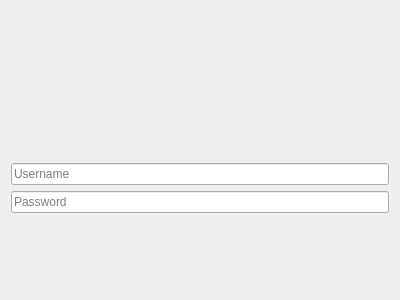
First picture: the form in RealityCore/Source/GUI/Forms/Login.ui, repository Intro-Ventors/Re-Co-Desktop, before the edit.
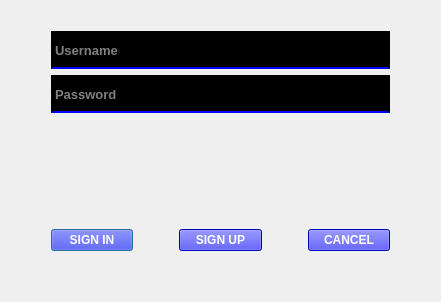
Second picture: the form after the edit.

Commit message: Added the login page.

The edit to the form file:
```diff
--- a/RealityCore/Source/GUI/Forms/Login.ui
+++ b/RealityCore/Source/GUI/Forms/Login.ui
@@ -1,40 +1,182 @@
 <?xml version="1.0" encoding="UTF-8"?>
 <ui version="4.0">
  <class>Login</class>
- <widget class="QWidget" name="Login">
+ <widget class="QDialog" name="Login">
   <property name="geometry">
    <rect>
     <x>0</x>
     <y>0</y>
-    <width>400</width>
-    <height>300</height>
+    <width>441</width>
+    <height>302</height>
    </rect>
   </property>
   <property name="windowTitle">
    <string>Login</string>
   </property>
-  <property name="styleSheet">
-   <string notr="true"/>
-  </property>
-  <layout class="QVBoxLayout" name="verticalLayout">
+  <layout class="QVBoxLayout" name="verticalLayout_3">
    <item>
-    <spacer name="verticalSpacer_3">
-     <property name="orientation">
-      <enum>Qt::Vertical</enum>
+    <widget class="QLabel" name="movie">
+     <property name="text">
+      <string/>
      </property>
-     <property name="sizeHint" stdset="0">
-      <size>
-       <width>20</width>
-       <height>40</height>
-      </size>
+     <property name="alignment">
+      <set>Qt::AlignCenter</set>
      </property>
-    </spacer>
+    </widget>
+   </item>
+   <item>
+    <layout class="QHBoxLayout" name="horizontalLayout_2">
+     <item>
+      <spacer name="horizontalSpacer">
+       <property name="orientation">
+        <enum>Qt::Horizontal</enum>
+       </property>
+       <property name="sizeType">
+        <enum>QSizePolicy::Preferred</enum>
+       </property>
+       <property name="sizeHint" stdset="0">
+        <size>
+         <width>40</width>
+         <height>20</height>
+        </size>
+       </property>
+      </spacer>
+     </item>
+     <item>
+      <layout class="QVBoxLayout" name="verticalLayout_2">
+       <item>
+        <widget class="QLineEdit" name="username">
+         <property name="sizePolicy">
+          <sizepolicy hsizetype="Expanding" vsizetype="Expanding">
+           <horstretch>0</horstretch>
+           <verstretch>0</verstretch>
+          </sizepolicy>
+         </property>
+         <property name="minimumSize">
+          <size>
+           <width>0</width>
+           <height>25</height>
+          </size>
+         </property>
+         <property name="font">
+          <font>
+           <pointsize>10</pointsize>
+           <bold>true</bold>
+          </font>
+         </property>
+         <property name="styleSheet">
+          <string notr="true">QLineEdit {
+	background-color: black;
+	color: white;
+	border-width: 2px;
+	border-style: solid;
+	border-color: black black blue black;
+}</string>
+         </property>
+         <property name="placeholderText">
+          <string>Username</string>
+         </property>
+        </widget>
+       </item>
+       <item>
+        <widget class="QLineEdit" name="password">
+         <property name="sizePolicy">
+          <sizepolicy hsizetype="Expanding" vsizetype="Expanding">
+           <horstretch>0</horstretch>
+           <verstretch>0</verstretch>
+          </sizepolicy>
+         </property>
+         <property name="minimumSize">
+          <size>
+           <width>0</width>
+           <height>25</height>
+          </size>
+         </property>
+         <property name="font">
+          <font>
+           <pointsize>10</pointsize>
+           <bold>true</bold>
+          </font>
+         </property>
+         <property name="styleSheet">
+          <string notr="true">QLineEdit {
+	background-color: black;
+	color: white;
+	border-width: 2px;
+	border-style: solid;
+	border-color: black black blue black;
+}</string>
+         </property>
+         <property name="inputMethodHints">
+          <set>Qt::ImhNone</set>
+         </property>
+         <property name="echoMode">
+          <enum>QLineEdit::Password</enum>
+         </property>
+         <property name="placeholderText">
+          <string>Password</string>
+         </property>
+        </widget>
+       </item>
+      </layout>
+     </item>
+     <item>
+      <spacer name="horizontalSpacer_2">
+       <property name="orientation">
+        <enum>Qt::Horizontal</enum>
+       </property>
+       <property name="sizeType">
+        <enum>QSizePolicy::Preferred</enum>
+       </property>
+       <property name="sizeHint" stdset="0">
+        <size>
+         <width>40</width>
+         <height>20</height>
+        </size>
+       </property>
+      </spacer>
+     </item>
+    </layout>
    </item>
    <item>
     <spacer name="verticalSpacer">
      <property name="orientation">
       <enum>Qt::Vertical</enum>
      </property>
+     <property name="sizeType">
+      <enum>QSizePolicy::Preferred</enum>
+     </property>
+     <property name="sizeHint" stdset="0">
+      <size>
+       <width>20</width>
+       <height>50</height>
+      </size>
+     </property>
+    </spacer>
+   </item>
+   <item>
+    <widget class="QLabel" name="status">
+     <property name="font">
+      <font>
+       <bold>true</bold>
+      </font>
+     </property>
+     <property name="text">
+      <string/>
+     </property>
+     <property name="alignment">
+      <set>Qt::AlignCenter</set>
+     </property>
+    </widget>
+   </item>
+   <item>
+    <spacer name="verticalSpacer_3">
+     <property name="orientation">
+      <enum>Qt::Vertical</enum>
+     </property>
+     <property name="sizeType">
+      <enum>QSizePolicy::Minimum</enum>
+     </property>
      <property name="sizeHint" stdset="0">
       <size>
        <width>20</width>
@@ -44,24 +186,147 @@
     </spacer>
    </item>
    <item>
-    <widget class="QLineEdit" name="username">
-     <property name="placeholderText">
-      <string>Username</string>
+    <layout class="QHBoxLayout">
+     <property name="spacing">
+      <number>6</number>
      </property>
-    </widget>
-   </item>
-   <item>
-    <widget class="QLineEdit" name="password">
-     <property name="placeholderText">
-      <string>Password</string>
-     </property>
-    </widget>
+     <item>
+      <spacer name="horizontalSpacer_4">
+       <property name="orientation">
+        <enum>Qt::Horizontal</enum>
+       </property>
+       <property name="sizeType">
+        <enum>QSizePolicy::Preferred</enum>
+       </property>
+       <property name="sizeHint" stdset="0">
+        <size>
+         <width>40</width>
+         <height>20</height>
+        </size>
+       </property>
+      </spacer>
+     </item>
+     <item>
+      <widget class="QPushButton" name="signIn">
+       <property name="font">
+        <font>
+         <bold>true</bold>
+         <underline>false</underline>
+        </font>
+       </property>
+       <property name="toolTip">
+        <string>Sign in to the application.</string>
+       </property>
+       <property name="styleSheet">
+        <string notr="true">background-color: blue;
+color: white;
+border-width: 0px</string>
+       </property>
+       <property name="text">
+        <string>SIGN IN</string>
+       </property>
+      </widget>
+     </item>
+     <item>
+      <spacer name="horizontalSpacer_5">
+       <property name="orientation">
+        <enum>Qt::Horizontal</enum>
+       </property>
+       <property name="sizeType">
+        <enum>QSizePolicy::Preferred</enum>
+       </property>
+       <property name="sizeHint" stdset="0">
+        <size>
+         <width>40</width>
+         <height>20</height>
+        </size>
+       </property>
+      </spacer>
+     </item>
+     <item>
+      <widget class="QPushButton" name="signUp">
+       <property name="font">
+        <font>
+         <bold>true</bold>
+         <underline>false</underline>
+        </font>
+       </property>
+       <property name="toolTip">
+        <string>Sign up.</string>
+       </property>
+       <property name="styleSheet">
+        <string notr="true">background-color: blue;
+color: white;
+border-width: 0px</string>
+       </property>
+       <property name="text">
+        <string>SIGN UP</string>
+       </property>
+      </widget>
+     </item>
+     <item>
+      <spacer name="horizontalSpacer_6">
+       <property name="orientation">
+        <enum>Qt::Horizontal</enum>
+       </property>
+       <property name="sizeType">
+        <enum>QSizePolicy::Preferred</enum>
+       </property>
+       <property name="sizeHint" stdset="0">
+        <size>
+         <width>40</width>
+         <height>20</height>
+        </size>
+       </property>
+      </spacer>
+     </item>
+     <item>
+      <widget class="QPushButton" name="cancelButton">
+       <property name="font">
+        <font>
+         <bold>true</bold>
+         <underline>false</underline>
+        </font>
+       </property>
+       <property name="toolTip">
+        <string>Cancel and exit the program.</string>
+       </property>
+       <property name="styleSheet">
+        <string notr="true">background-color: blue;
+color: white;
+border-width: 0px</string>
+       </property>
+       <property name="text">
+        <string>CANCEL</string>
+       </property>
+      </widget>
+     </item>
+     <item>
+      <spacer name="horizontalSpacer_3">
+       <property name="orientation">
+        <enum>Qt::Horizontal</enum>
+       </property>
+       <property name="sizeType">
+        <enum>QSizePolicy::Preferred</enum>
+       </property>
+       <property name="sizeHint" stdset="0">
+        <size>
+         <width>40</width>
+         <height>20</height>
+        </size>
+       </property>
+      </spacer>
+     </item>
+    </layout>
    </item>
    <item>
     <spacer name="verticalSpacer_2">
      <property name="orientation">
       <enum>Qt::Vertical</enum>
      </property>
+     <property name="sizeType">
+      <enum>QSizePolicy::Minimum</enum>
+     </property>
      <property name="sizeHint" stdset="0">
       <size>
        <width>20</width>
```
Left out of the diff: 30 changed lines with no effect on the pictures. The commit also changes 9 other files.
